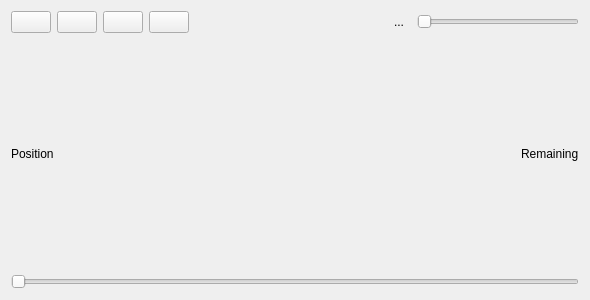
First picture: the form in ui/mediaplayerwidget.ui, repository swl-x/MystiQ, before the edit.
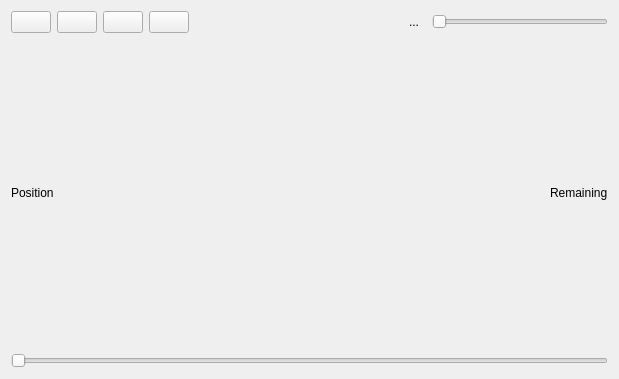
Second picture: the form after the edit. Icons and pictures are not drawn.

Commit message:
fix: Cut & Crop dialog fixes
Fix some bugs on cut & crop dialogs.

```diff
--- a/ui/mediaplayerwidget.ui
+++ b/ui/mediaplayerwidget.ui
@@ -6,14 +6,20 @@
    <rect>
     <x>0</x>
     <y>0</y>
-    <width>590</width>
-    <height>300</height>
+    <width>619</width>
+    <height>379</height>
    </rect>
   </property>
+  <property name="sizePolicy">
+   <sizepolicy hsizetype="Expanding" vsizetype="Expanding">
+    <horstretch>0</horstretch>
+    <verstretch>0</verstretch>
+   </sizepolicy>
+  </property>
   <property name="maximumSize">
    <size>
-    <width>700</width>
-    <height>500</height>
+    <width>10000000</width>
+    <height>10000000</height>
    </size>
   </property>
   <property name="windowTitle">
```
The commit also changes 6 other files.
